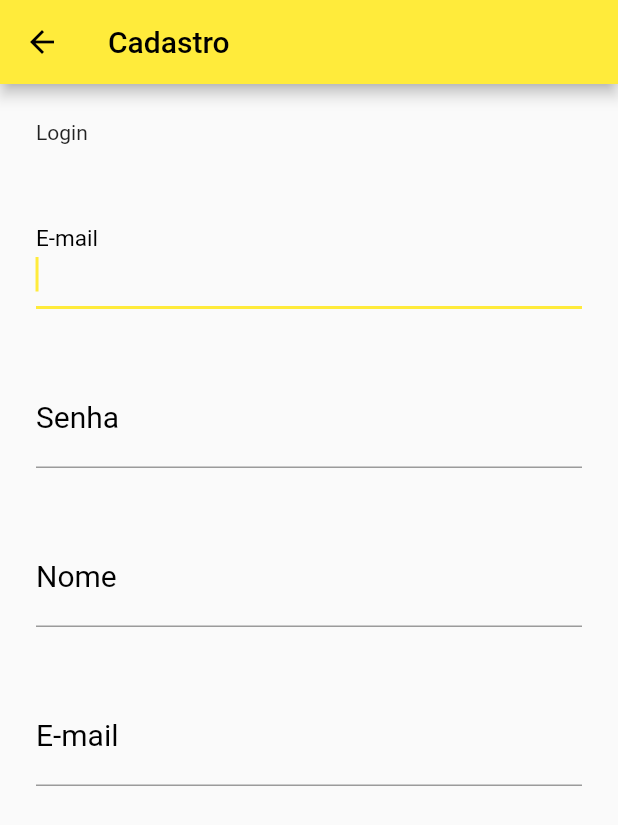
After one commit to Nicolas123-coder/Projeto-Programa-Fidelidade, a Flutter app: the CadastroPage screen opened directly, on a phone screen of 412 x 824 dp. The commit adds this screen. Shown: the top 825 px of the screen. Run offline on Flutter 3.47's test engine with Material 2 defaults, Android fonts, the phone set to English and light mode, and no system bars; network calls fail.

Commit message:
Criação de tela de login e cadastro

```diff
--- /dev/null
+++ b/project/constants/constants.dart
@@ -0,0 +1,6 @@
+class ApiConstants {
+  static String baseUrl = 'http://localhost:3003';
+  // static String usersEndpoint = '/users';
+
+
+}
--- a/project/lib/main.dart
+++ b/project/lib/main.dart
@@ -5,7 +5,7 @@ import 'dart:math';
 import 'package:flutter/material.dart';
 
 import './pages/login.dart';
-import './about.dart';
+import 'pages/about.dart';
 
 void main() {
   runApp(const MyApp());
--- /dev/null
+++ b/project/lib/pages/cadastro.dart
@@ -0,0 +1,95 @@
+import 'package:flutter/material.dart';
+
+class CadastroPage extends StatefulWidget {
+  @override
+  _CadastroPageState createState() => new _CadastroPageState();
+}
+
+class _CadastroPageState extends State<CadastroPage> {
+  @override
+  Widget build(BuildContext context) {
+    return new Scaffold(
+      appBar: new AppBar(
+        title: new Text('Cadastro'),
+      ),
+      body: SafeArea(
+        child: Padding(
+          padding: const EdgeInsets.all(24),
+          child: Wrap (
+            runSpacing: 40,
+
+            children: <Widget> [
+              SizedBox(height: 20),
+
+              Title(color: Color.fromARGB(255, 144, 146, 144), child: Text('Login')),
+
+              TextFormField(
+                      autofocus: true,
+                      keyboardType: TextInputType.emailAddress,
+                      style: const TextStyle(
+                        color: Colors.black,
+                        fontSize: 20 ),
+                      decoration: const InputDecoration(
+                        labelText: 'E-mail',
+                        labelStyle: TextStyle(
+                          color: Colors.black
+                        ),
+                      )
+              ),
+
+              TextFormField(
+                      autofocus: true,
+                      obscureText: true,
+                      keyboardType: TextInputType.emailAddress,
+                      style: const TextStyle(
+                        color: Colors.black,
+                        fontSize: 20 ),
+                      decoration: const InputDecoration(
+                        labelText: 'Senha',
+                        labelStyle: TextStyle(color: Colors.black)
+                      )
+              ),
+
+              TextFormField(
+                      autofocus: true,
+                      keyboardType: TextInputType.emailAddress,
+                      style: const TextStyle(
+                        color: Colors.black,
+                        fontSize: 20 ),
+                      decoration: const InputDecoration(
+                        labelText: 'Nome',
+                        labelStyle: TextStyle(color: Colors.black)
+                      )
+              ),
+
+      //         ListTile(
+      //   title: Text(
+      //     'Radio $i',
+      //     style: Theme.of(context).textTheme.subtitle1.copyWith(color: i == 5 ? Colors.black38 : Colors.black),
+      //   ),
+      //   leading: Radio(
+      //     value: 'dwedw',
+      //     groupValue: _value,
+      //     activeColor: Color(0xFF6200EE),
+      //     onChanged: (value) {  },
+      //   ),
+      // ),
+
+              TextFormField(
+                      autofocus: true,
+                      keyboardType: TextInputType.emailAddress,
+                      style: const TextStyle(
+                        color: Colors.black,
+                        fontSize: 20 ),
+                      decoration: const InputDecoration(
+                        labelText: 'E-mail',
+                        labelStyle: TextStyle(color: Colors.black)
+                      )
+              ),
+            ],
+          )
+        )
+      ),
+    );
+  }
+}
--- a/project/lib/pages/login.dart
+++ b/project/lib/pages/login.dart
@@ -1,9 +1,12 @@
 // ignore_for_file: avoid_print, prefer_const_constructors
+
+import 'dart:io';
 
 import 'package:flutter/material.dart';
 import 'package:project/main.dart';
+import 'package:project/pages/cadastro.dart';
 
-import '../about.dart';
+import 'about.dart';
 
 class LoginPage extends StatefulWidget {
   const LoginPage({Key? key}) : super(key: key);
@@ -39,7 +42,7 @@ class _LoginPageState extends State<LoginPage> {
                 minWidth: 200,
                 minHeight: 200,
                 maxWidth: 500,
-                maxHeight: 350
+                maxHeight: 370
               ),
               child: Container(
                 padding: const EdgeInsets.all(48),
@@ -65,7 +68,7 @@ class _LoginPageState extends State<LoginPage> {
                       decoration: const InputDecoration(
                         labelText: 'E-mail',
                         labelStyle: TextStyle(color: Colors.black)
-              )
+                      )
                     ),
 
                     TextFormField(
@@ -115,9 +118,9 @@ class _LoginPageState extends State<LoginPage> {
                             color: Colors.blue
                             )
                           ),
-                          onTap: () {
+                          onTap: () async {
                             Navigator.of(context).push(
-                              MaterialPageRoute(builder: (context) => AboutPage())
+                              MaterialPageRoute(builder: (context) => CadastroPage())
                             );
                           },
                         ),
--- a/project/pubspec.yaml
+++ b/project/pubspec.yaml
@@ -30,6 +30,7 @@ dependencies:
   flutter:
     sdk: flutter
 
+  http: ^0.13.4
   provider: ^5.0.0
 
   # The following adds the Cupertino Icons font to your application.
```
Also changed, not shown: project/lib/pages/about.dart (renamed from project/lib/about.dart), project/pubspec.lock.
